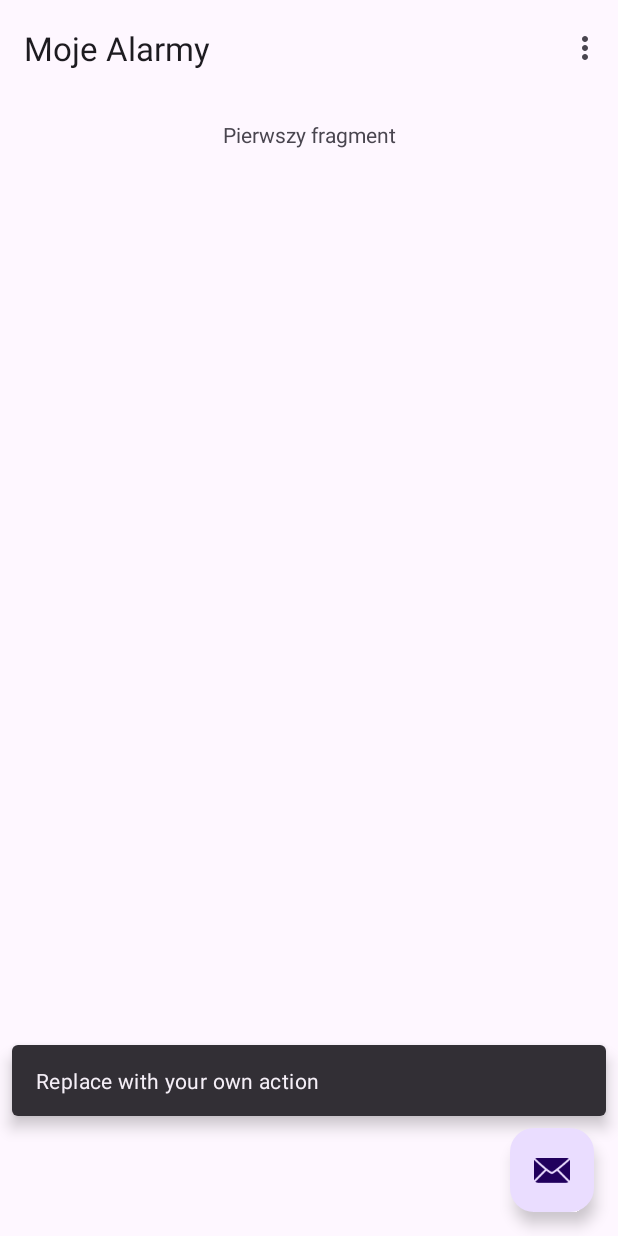
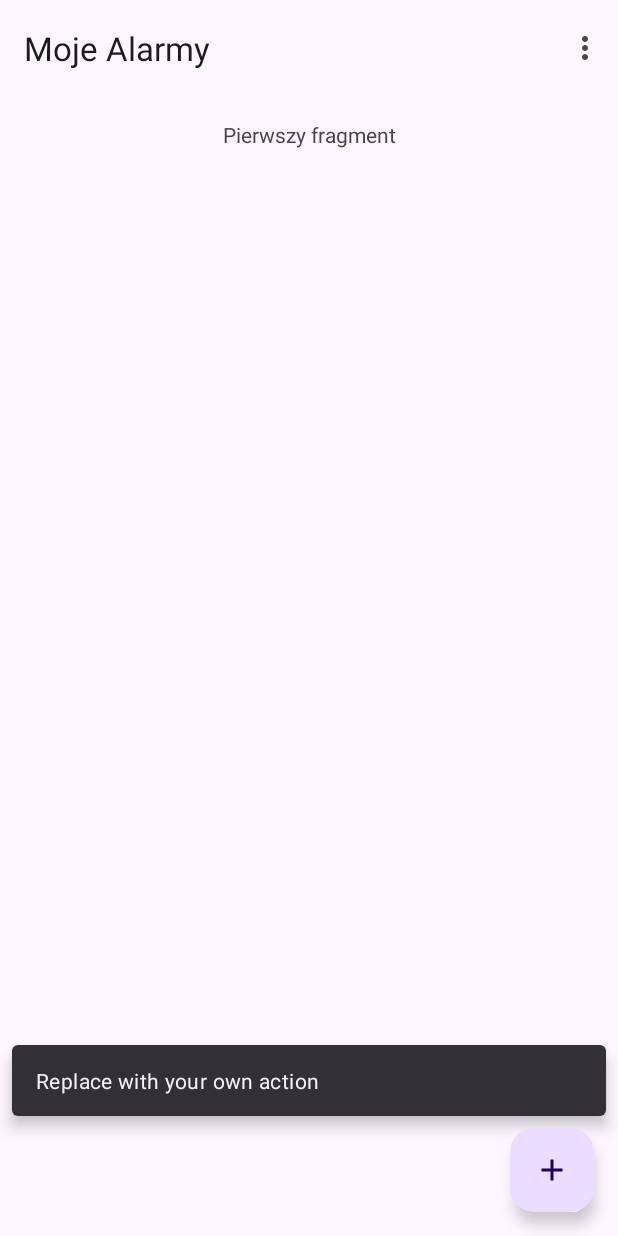
Before and after one commit to Klaudiusz02/Programowanie_mobline, an Android app: the screen it shows after launch (MainActivity), after a tap on "FAB", on a phone screen of 412 x 824 dp. Run offline under Robolectric (Android 15) with nearby library versions, the phone set to English and light mode, and no system bars; our stand-ins replace navigation-ui.

Commit message:
Zmiana ikonki przycisku FAB

```diff
--- /dev/null
+++ b/app/src/main/res/drawable/baseline_add_24.xml
@@ -0,0 +1,10 @@
+<vector xmlns:android="http://schemas.android.com/apk/res/android"
+    android:width="24dp"
+    android:height="24dp"
+    android:viewportWidth="24"
+    android:viewportHeight="24"
+    android:tint="?attr/colorControlNormal">
+  <path
+      android:fillColor="@android:color/white"
+      android:pathData="M19,13h-6v6h-2v-6H5v-2h6V5h2v6h6v2z"/>
+</vector>
--- a/app/src/main/res/layout/activity_main.xml
+++ b/app/src/main/res/layout/activity_main.xml
@@ -34,7 +34,7 @@
             android:layout_gravity="bottom|end"
             android:layout_marginEnd="@dimen/fab_margin"
             android:layout_marginBottom="16dp"
-            app:srcCompat="@android:drawable/ic_dialog_email"
+            app:srcCompat="@drawable/baseline_add_24"
             android:contentDescription="FAB" />
 
     </androidx.coordinatorlayout.widget.CoordinatorLayout>
```
